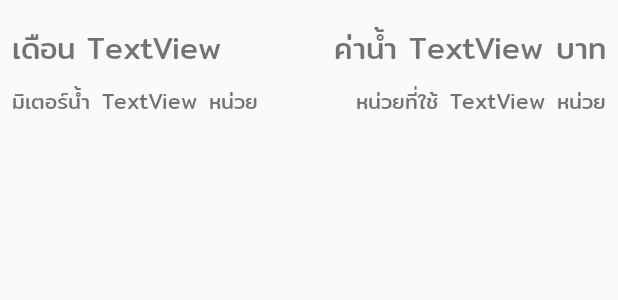
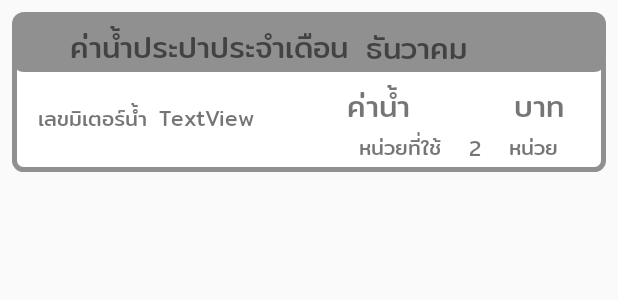
Before and after one commit to Suppasek/WaterUsageChecker, an Android app: the layout item_water_record.xml on its own in the app's theme, with its tools: preview values and no code run, on a phone screen of 412 x 824 dp. Shown: the top 300 px of the screen. Run offline under Robolectric (Android 15) with nearby library versions, the phone set to English and light mode, and no system bars.

Commit message:
1.0 release

```diff
--- a/app/build.gradle
+++ b/app/build.gradle
@@ -9,6 +9,7 @@ android {
         versionCode 1
         versionName "1.0"
         testInstrumentationRunner "android.support.test.runner.AndroidJUnitRunner"
+        multiDexEnabled true
     }
     buildTypes {
         release {
@@ -19,6 +20,7 @@ android {
 }
 
 dependencies {
+
     implementation fileTree(dir: 'libs', include: ['*.jar'])
     //noinspection GradleCompatible
     implementation 'com.android.support:appcompat-v7:28.0.0'
@@ -35,5 +37,6 @@ dependencies {
     implementation 'com.google.firebase:firebase-storage:11.8.0'
 
     implementation 'com.android.support:cardview-v7:28.0.0'
+    implementation 'com.android.support:multidex:1.0.3'
 }
 apply plugin: 'com.google.gms.google-services'
--- a/app/src/main/java/com/kmitl/vpower/waterusagechecker/OverallFragment.java
+++ b/app/src/main/java/com/kmitl/vpower/waterusagechecker/OverallFragment.java
@@ -300,7 +300,7 @@ public class OverallFragment extends Fragment {
         recordAdapter.sort(new Comparator<WaterRecord>() {
             @Override
             public int compare(WaterRecord o1, WaterRecord o2) {
-                return o1.compare2To(o2);
+                return o1.compare2To(o2, true);
             }
         });
 
--- a/app/src/main/java/com/kmitl/vpower/waterusagechecker/WaterRecordAdapter.java
+++ b/app/src/main/java/com/kmitl/vpower/waterusagechecker/WaterRecordAdapter.java
@@ -66,7 +66,7 @@ public class WaterRecordAdapter extends ArrayAdapter<WaterRecord> {
         this.waterRecords.sort(new Comparator<WaterRecord>() {
             @Override
             public int compare(WaterRecord o1, WaterRecord o2) {
-                return o1.compare2To(o2);
+                return o1.compare2To(o2, true);
             }
         });
     }
--- a/app/src/main/java/com/kmitl/vpower/waterusagechecker/WaterViewHolder.java
+++ b/app/src/main/java/com/kmitl/vpower/waterusagechecker/WaterViewHolder.java
@@ -8,6 +8,7 @@ import android.widget.TextView;
 public class WaterViewHolder extends RecyclerView.ViewHolder {
 
     TextView month, price, unit, meter, totalUnit;
+    View border, border2;
 
     public WaterViewHolder(@NonNull View itemView) {
         super(itemView);
@@ -16,5 +17,9 @@ public class WaterViewHolder extends RecyclerView.ViewHolder {
         price = itemView.findViewById(R.id.water_bill_price);
         meter = itemView.findViewById(R.id.water_bill_meter);
         totalUnit = itemView.findViewById(R.id.water_bill_total_unit);
+
+        border = itemView.findViewById(R.id.water_bill_borderlist);
+        border2 = itemView.findViewById(R.id.water_bill_borderlist2);
+
     }
 }
--- /dev/null
+++ b/app/src/main/res/drawable/bglist.xml
@@ -0,0 +1,5 @@
+<shape xmlns:android="http://schemas.android.com/apk/res/android"
+    android:shape="rectangle">
+    <solid android:color="#909090" />
+    <corners android:radius="8dp"/>
+</shape>
--- /dev/null
+++ b/app/src/main/res/drawable/bglist_ch.xml
@@ -0,0 +1,5 @@
+<shape xmlns:android="http://schemas.android.com/apk/res/android"
+    android:shape="rectangle">
+    <solid android:color="#4ab3ed" />
+    <corners android:radius="8dp"/>
+</shape>
--- /dev/null
+++ b/app/src/main/res/drawable/borderlist.xml
@@ -0,0 +1,9 @@
+<shape xmlns:android="http://schemas.android.com/apk/res/android"
+    android:shape="rectangle">
+
+    <stroke android:width="3dip"
+        android:color="#909090" />
+    <solid android:color="#ffffffff"/>
+    <padding android:bottom="0dp" android:left="0dp" android:right="0dp" android:top="0dp"/>
+    <corners android:radius="6dp"/>
+</shape>
--- a/app/src/main/res/layout/item_water_record.xml
+++ b/app/src/main/res/layout/item_water_record.xml
@@ -5,106 +5,139 @@
     android:layout_width="match_parent"
     android:layout_height="wrap_content">
 
-    <TextView
-        android:id="@+id/textView8"
-        android:layout_width="wrap_content"
-        android:layout_height="wrap_content"
+    <View
+        android:id="@+id/water_bill_borderlist2"
+        android:layout_width="0dp"
+        android:layout_height="79dp"
+        android:layout_marginEnd="8dp"
         android:layout_marginLeft="8dp"
+        android:layout_marginRight="8dp"
         android:layout_marginStart="8dp"
-        android:layout_marginTop="16dp"
-        android:text="เดือน"
-        android:textSize="20sp"
+        android:layout_marginTop="35dp"
+        android:background="@drawable/borderlist"
+        app:layout_constraintEnd_toEndOf="parent"
+        app:layout_constraintHorizontal_bias="0.0"
         app:layout_constraintStart_toStartOf="parent"
         app:layout_constraintTop_toTopOf="parent" />
+
+    <View
+        android:id="@+id/water_bill_borderlist"
+        android:layout_width="0dp"
+        android:layout_height="40dp"
+        android:layout_marginEnd="8dp"
+        android:layout_marginLeft="8dp"
+        android:layout_marginRight="8dp"
+        android:layout_marginStart="8dp"
+        android:layout_marginTop="8dp"
+        android:background="@drawable/bglist"
+        app:layout_constraintEnd_toEndOf="parent"
+        app:layout_constraintHorizontal_bias="0.0"
+        app:layout_constraintStart_toStartOf="parent"
+        app:layout_constraintTop_toTopOf="parent" />
+
+    <TextView
+        android:id="@+id/textView14"
+        android:layout_width="189dp"
+        android:layout_height="wrap_content"
+        android:layout_marginEnd="8dp"
+        android:layout_marginLeft="8dp"
+        android:layout_marginRight="8dp"
+        android:layout_marginStart="8dp"
+        android:layout_marginTop="8dp"
+        android:text="ค่าน้ำประปาประจำเดือน "
+        android:textSize="20dp"
+        app:layout_constraintEnd_toEndOf="parent"
+        app:layout_constraintHorizontal_bias="0.187"
+        app:layout_constraintStart_toStartOf="parent"
+        app:layout_constraintTop_toTopOf="@+id/water_bill_borderlist" />
 
     <TextView
         android:id="@+id/water_bill_month"
         android:layout_width="wrap_content"
         android:layout_height="wrap_content"
+        android:layout_marginEnd="80dp"
         android:layout_marginLeft="8dp"
+        android:layout_marginRight="80dp"
         android:layout_marginStart="8dp"
-        android:layout_marginTop="16dp"
-        android:text="TextView"
+        android:layout_marginTop="8dp"
+        android:text="ธันวาคม"
         android:textSize="20sp"
-        app:layout_constraintStart_toEndOf="@+id/textView8"
-        app:layout_constraintTop_toTopOf="parent" />
+        app:layout_constraintEnd_toEndOf="parent"
+        app:layout_constraintHorizontal_bias="0.0"
+        app:layout_constraintStart_toEndOf="@+id/textView14"
+        app:layout_constraintTop_toTopOf="@+id/water_bill_borderlist" />
 
     <TextView
         android:id="@+id/textView11"
         android:layout_width="wrap_content"
         android:layout_height="wrap_content"
         android:layout_marginEnd="8dp"
+        android:layout_marginLeft="50dp"
         android:layout_marginRight="8dp"
-        android:layout_marginTop="16dp"
+        android:layout_marginStart="50dp"
+        android:layout_marginTop="7dp"
         android:text="ค่าน้ำ"
         android:textSize="20sp"
-        app:layout_constraintEnd_toStartOf="@+id/water_bill_price"
-        app:layout_constraintTop_toTopOf="parent" />
+        app:layout_constraintEnd_toEndOf="parent"
+        app:layout_constraintHorizontal_bias="0.085"
+        app:layout_constraintStart_toEndOf="@+id/water_bill_meter"
+        app:layout_constraintTop_toBottomOf="@+id/textView14" />
 
     <TextView
         android:id="@+id/water_bill_price"
         android:layout_width="wrap_content"
         android:layout_height="wrap_content"
-        android:layout_marginEnd="8dp"
-        android:layout_marginRight="8dp"
-        android:layout_marginTop="16dp"
-        android:text="TextView"
-        android:textSize="20sp"
+        android:layout_marginEnd="40dp"
+        android:layout_marginLeft="40dp"
+        android:layout_marginRight="40dp"
+        android:layout_marginStart="40dp"
+        android:text="36"
+        android:textColor="@color/tableHeader"
+        android:textSize="25sp"
         app:layout_constraintEnd_toStartOf="@+id/textView10"
-        app:layout_constraintTop_toTopOf="parent" />
+        app:layout_constraintStart_toEndOf="@+id/textView11"
+        app:layout_constraintTop_toBottomOf="@+id/textView14" />
 
     <TextView
         android:id="@+id/water_bill_meter"
         android:layout_width="wrap_content"
-        android:layout_height="wrap_content"
+        android:layout_height="27dp"
         android:layout_marginLeft="8dp"
         android:layout_marginStart="8dp"
-        android:layout_marginTop="8dp"
+        android:layout_marginTop="20dp"
         android:text="TextView"
         app:layout_constraintStart_toEndOf="@+id/textView19"
-        app:layout_constraintTop_toBottomOf="@+id/water_bill_month" />
+        app:layout_constraintTop_toBottomOf="@+id/textView14" />
 
     <TextView
         android:id="@+id/textView19"
         android:layout_width="wrap_content"
         android:layout_height="wrap_content"
-        android:layout_marginLeft="8dp"
-        android:layout_marginStart="8dp"
-        android:layout_marginTop="8dp"
-        android:text="มิเตอร์น้ำ"
+        android:layout_marginLeft="25dp"
+        android:layout_marginStart="25dp"
+        android:layout_marginTop="20dp"
+        android:text="เลขมิเตอร์น้ำ"
         app:layout_constraintStart_toStartOf="parent"
-        app:layout_constraintTop_toBottomOf="@+id/textView8" />
+        app:layout_constraintTop_toBottomOf="@+id/textView14" />
 
     <TextView
         android:id="@+id/textView10"
         android:layout_width="wrap_content"
         android:layout_height="wrap_content"
-        android:layout_marginEnd="8dp"
-        android:layout_marginRight="8dp"
-        android:layout_marginTop="16dp"
+        android:layout_marginEnd="36dp"
+        android:layout_marginRight="36dp"
+        android:layout_marginTop="7dp"
         android:text="บาท"
         android:textSize="20sp"
         app:layout_constraintEnd_toEndOf="parent"
-        app:layout_constraintTop_toTopOf="parent" />
-
-    <TextView
-        android:id="@+id/textView12"
-        android:layout_width="wrap_content"
-        android:layout_height="wrap_content"
-        android:layout_marginLeft="8dp"
-        android:layout_marginStart="8dp"
-        android:layout_marginTop="8dp"
-        android:text="หน่วย"
-        app:layout_constraintStart_toEndOf="@+id/water_bill_meter"
-        app:layout_constraintTop_toBottomOf="@+id/textView10" />
+        app:layout_constraintTop_toBottomOf="@+id/textView14" />
 
     <TextView
         android:id="@+id/textView13"
         android:layout_width="wrap_content"
         android:layout_height="wrap_content"
-        android:layout_marginEnd="8dp"
-        android:layout_marginRight="8dp"
-        android:layout_marginTop="8dp"
+        android:layout_marginEnd="40dp"
+        android:layout_marginRight="40dp"
         android:text="หน่วย"
         app:layout_constraintEnd_toEndOf="parent"
         app:layout_constraintTop_toBottomOf="@+id/textView10" />
@@ -114,21 +147,22 @@
         android:layout_width="wrap_content"
         android:layout_height="wrap_content"
         android:layout_marginEnd="8dp"
+        android:layout_marginLeft="8dp"
         android:layout_marginRight="8dp"
-        android:layout_marginTop="8dp"
-        android:text="TextView"
+        android:layout_marginStart="8dp"
+        android:text="2"
         app:layout_constraintEnd_toStartOf="@+id/textView13"
-        app:layout_constraintTop_toBottomOf="@+id/textView10" />
+        app:layout_constraintStart_toEndOf="@+id/textView15"
+        app:layout_constraintTop_toBottomOf="@+id/water_bill_price" />
 
     <TextView
         android:id="@+id/textView15"
         android:layout_width="wrap_content"
         android:layout_height="wrap_content"
-        android:layout_marginEnd="8dp"
-        android:layout_marginRight="8dp"
-        android:layout_marginTop="8dp"
+        android:layout_marginLeft="8dp"
+        android:layout_marginStart="8dp"
         android:text="หน่วยที่ใช้"
-        app:layout_constraintEnd_toStartOf="@+id/water_bill_total_unit"
-        app:layout_constraintTop_toBottomOf="@+id/textView10" />
+        app:layout_constraintStart_toStartOf="@+id/textView11"
+        app:layout_constraintTop_toBottomOf="@+id/textView11" />
 
 </android.support.constraint.ConstraintLayout>
--- a/app/src/main/res/layout/record_dialog.xml
+++ b/app/src/main/res/layout/record_dialog.xml
@@ -60,7 +60,7 @@
         android:layout_marginLeft="16dp"
         android:layout_marginStart="16dp"
         android:layout_marginTop="16dp"
-        android:text="เลขมิเตอร์น้ำ"
+        android:text="เลขมิเตอร์น้ำปัจจุบัน"
         android:textColor="@color/toolbarTitleColor"
         app:layout_constraintStart_toStartOf="parent"
         app:layout_constraintTop_toBottomOf="@+id/textView3" />
--- a/app/src/main/res/layout/url_dialog.xml
+++ b/app/src/main/res/layout/url_dialog.xml
@@ -30,7 +30,7 @@
             android:layout_height="wrap_content"
             android:ellipsize="end"
             android:maxLines="1"
-            android:textSize="20dp"
+            android:textSize="15dp"
             android:layout_gravity="bottom"
             android:layout_marginLeft="5dp"/>
     </LinearLayout>
--- a/app/src/main/res/values/strings.xml
+++ b/app/src/main/res/values/strings.xml
@@ -1,6 +1,7 @@
 <resources>
     <string name="app_name">Water Usage Checker</string>
     <string name="LOGIN">LOGIN</string> // btn
-    <string name="username">Username</string>
-    <string name="pass">Password</string>
+    <string name="username">  Username</string>
+    <string name="pass">  Password</string>
+    <string name="chooseyear">เลือกปีที่ต้องการ</string>
 </resources>
```
Also changed, not shown: app/src/main/java/com/kmitl/vpower/waterusagechecker/WaterBillAdapter.java (+47 -3 lines), app/src/main/java/com/kmitl/vpower/waterusagechecker/WaterBillRecordFragment.java (+12 -1 lines), app/src/main/java/com/kmitl/vpower/waterusagechecker/WaterRecord.java (+11 -4 lines), app/src/main/java/com/kmitl/vpower/waterusagechecker/WaterRecordFragment.java (+4 -4 lines), app/src/main/res/drawable/borderlist_ch.xml (added, +9 -0 lines), app/src/main/res/layout/fragment_water_bill.xml (+41 -7 lines).
